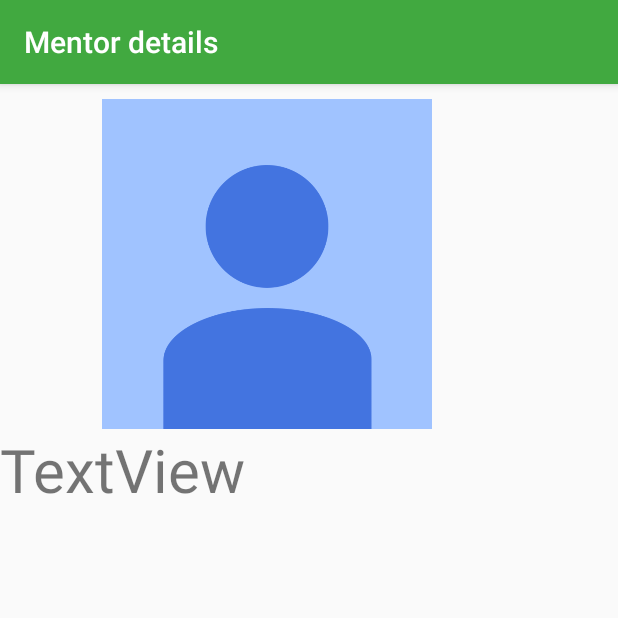
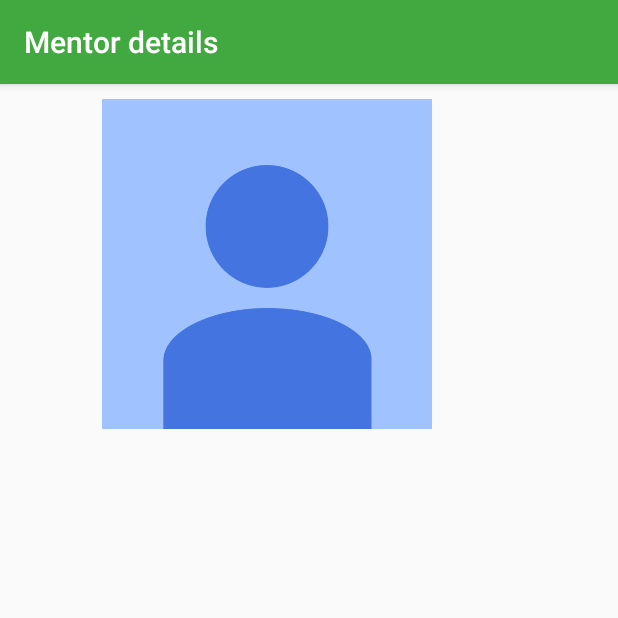
Before and after one commit to l4rd/sage-datathon-millenial, an Android app: the DetailMentorsActivity screen opened directly, with no data from a screen before it, on a phone screen of 412 x 824 dp, the top half of it. Run offline under Robolectric (Android 15) with nearby library versions, the phone set to English and light mode, and no system bars; 3 statements that could not run were skipped.

Commit message:
latest from cameron

```diff
--- a/app/src/main/java/com/millennial/sageup/DetailMentorsActivity.java
+++ b/app/src/main/java/com/millennial/sageup/DetailMentorsActivity.java
@@ -23,10 +23,7 @@ public class DetailMentorsActivity extends AppCompatActivity {
         int placelong = Integer.parseInt(message);
 
         Mentor mentor = MasterMentorsActivity.mentor.get(placelong);
-
         TextView name = (TextView) findViewById(R.id.textViewMentorName);
         name.setText(mentor.serial);
-
-
     }
 }
--- a/app/src/main/res/layout/activity_detail_mentors.xml
+++ b/app/src/main/res/layout/activity_detail_mentors.xml
@@ -12,10 +12,4 @@
         android:layout_marginLeft="68dp"
         android:layout_marginTop="10dp" />
 
-    <TextView
-        android:text="TextView"
-        android:layout_width="296dp"
-        android:layout_height="wrap_content"
-        android:id="@+id/textViewMentorName"
-        android:textSize="40dp" />
 </LinearLayout>
```
